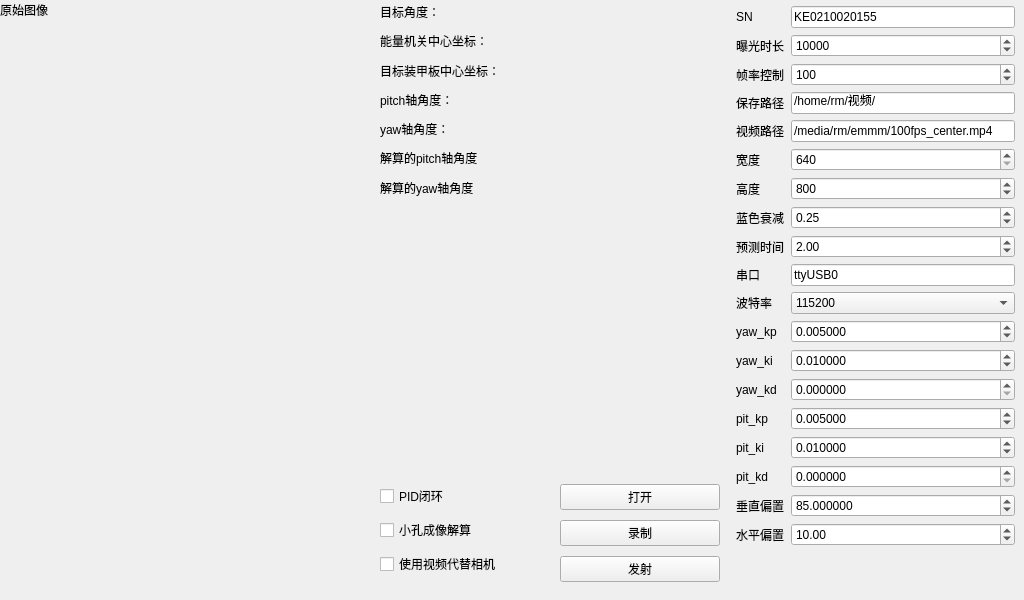
This is mainwindow.ui in mrwang-19/HNU_RMUT_Vision as Qt 5 draws it before an edit. The edited form follows.
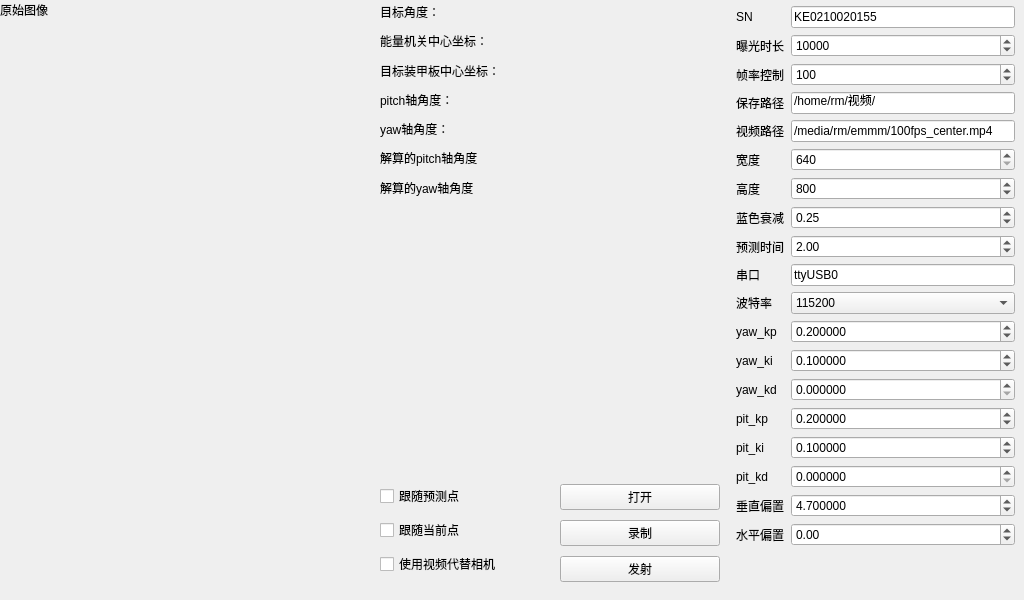
This is the edited form. Custom widgets are drawn as their Qt base class.

Patch:
```diff
--- a/mainwindow.ui
+++ b/mainwindow.ui
@@ -71,7 +71,7 @@
       <x>730</x>
       <y>0</y>
       <width>291</width>
-      <height>591</height>
+      <height>609</height>
      </rect>
     </property>
     <layout class="QGridLayout" name="gridLayout" rowstretch="0,0,0,0,0,0,0,0,0,0,0,0,0,0,0,0,0,0,0" columnstretch="0,0" columnminimumwidth="0,0">
@@ -130,7 +130,7 @@
         <double>0.000100000000000</double>
        </property>
        <property name="value">
-        <double>0.010000000000000</double>
+        <double>0.100000000000000</double>
        </property>
       </widget>
      </item>
@@ -165,7 +165,7 @@
         <double>0.000010000000000</double>
        </property>
        <property name="value">
-        <double>0.005000000000000</double>
+        <double>0.200000000000000</double>
        </property>
       </widget>
      </item>
@@ -217,14 +217,17 @@
        <property name="decimals">
         <number>6</number>
        </property>
+       <property name="minimum">
+        <double>-15.000000000000000</double>
+       </property>
        <property name="maximum">
-        <double>300.000000000000000</double>
+        <double>15.000000000000000</double>
        </property>
        <property name="singleStep">
         <double>0.500000000000000</double>
        </property>
        <property name="value">
-        <double>85.000000000000000</double>
+        <double>4.700000000000000</double>
        </property>
       </widget>
      </item>
@@ -296,13 +299,13 @@
         <number>6</number>
        </property>
        <property name="maximum">
-        <double>50.000000000000000</double>
+        <double>1.000000000000000</double>
        </property>
        <property name="singleStep">
         <double>0.001000000000000</double>
        </property>
        <property name="value">
-        <double>0.010000000000000</double>
+        <double>0.100000000000000</double>
        </property>
       </widget>
      </item>
@@ -392,13 +395,13 @@
         <number>6</number>
        </property>
        <property name="maximum">
-        <double>50.000000000000000</double>
+        <double>2.000000000000000</double>
        </property>
        <property name="singleStep">
         <double>0.001000000000000</double>
        </property>
        <property name="value">
-        <double>0.005000000000000</double>
+        <double>0.200000000000000</double>
        </property>
       </widget>
      </item>
@@ -463,7 +466,7 @@
         <double>0.500000000000000</double>
        </property>
        <property name="value">
-        <double>10.000000000000000</double>
+        <double>0.000000000000000</double>
        </property>
       </widget>
      </item>
@@ -637,14 +640,14 @@
      <item>
       <widget class="QCheckBox" name="checkBoxFollowCenter">
        <property name="text">
-        <string>PID闭环</string>
+        <string>跟随预测点</string>
        </property>
       </widget>
      </item>
      <item>
       <widget class="QCheckBox" name="checkBoxFollowArmor">
        <property name="text">
-        <string>小孔成像解算</string>
+        <string>跟随当前点</string>
        </property>
       </widget>
      </item>
```
Left out of the diff: 6 changed lines with no effect on the pictures.
